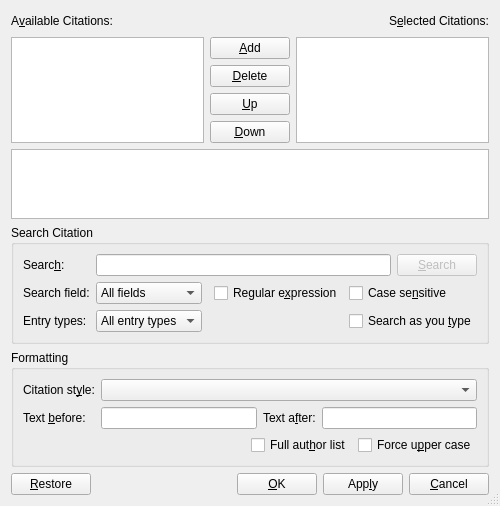
Old version of the form src/frontends/qt4/ui/CitationUi.ui in the repository cburschka/lyx.
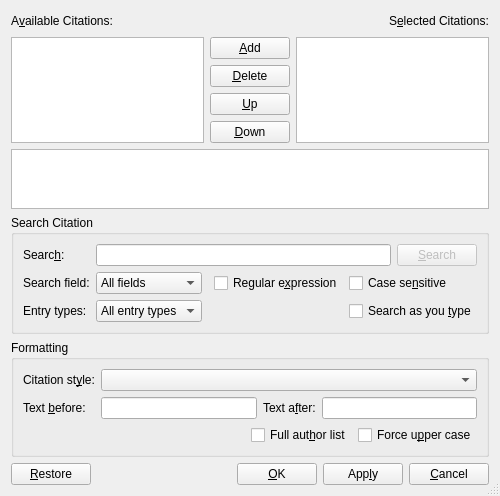
New version of the form. Icons and pictures are not drawn.

Commit message: Minor improvements to the citation GUI: some dimensions and tab ordering.

```diff
--- a/src/frontends/qt4/ui/CitationUi.ui
+++ b/src/frontends/qt4/ui/CitationUi.ui
@@ -234,6 +234,12 @@
      <property name="readOnly">
       <bool>true</bool>
      </property>
+     <property name="maximumSize" >
+      <size>
+       <height>60</height>
+       <width>16777215</width>
+      </size>
+     </property>
     </widget>
    </item>
    <item row="8" column="0" colspan="3">
```
Left out of the diff: 4 changed lines with no effect on the pictures. The commit also changes 1 other file.
